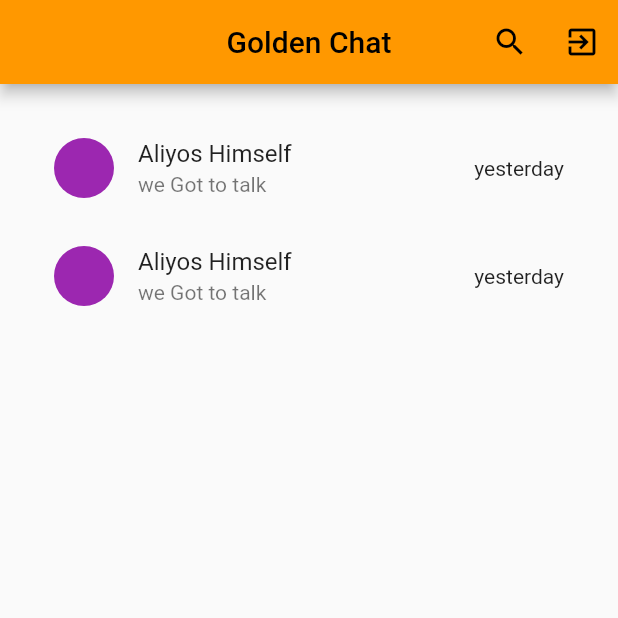
After one commit to aliyukabir1/golden-talk, a Flutter app: the HomeScreen screen opened directly, on a phone screen of 412 x 824 dp, the top half of it. The commit adds this screen. Run offline on Flutter 3.47's test engine with Material 2 defaults, Android fonts, the phone set to English and light mode, and no system bars; our stand-ins replace cloud_firestore, email_validator, firebase_auth, firebase_core, fluttertoast; accounts and stored records are empty.

Commit message:
splash screen and begins home

```diff
--- a/lib/main.dart
+++ b/lib/main.dart
@@ -1,9 +1,8 @@
 import 'package:chat_app/providers/auth_provider.dart';
+import 'package:chat_app/screens/splash/splash.dart';
 import 'package:firebase_core/firebase_core.dart';
 import 'package:flutter/material.dart';
 import 'package:provider/provider.dart';
-
-import 'screens/auth/pages/login_page.dart';
 
 void main() async {
   WidgetsFlutterBinding.ensureInitialized();
@@ -28,7 +27,7 @@ class MyApp extends StatelessWidget {
           theme: ThemeData(
             primarySwatch: Colors.orange,
           ),
-          home: const LoginScreen()),
+          home: const SplashScreen()),
     );
   }
 }
--- a/lib/screens/auth/pages/signup_page.dart
+++ b/lib/screens/auth/pages/signup_page.dart
@@ -26,6 +26,7 @@ class SignUpPage extends StatelessWidget {
               mainAxisAlignment: MainAxisAlignment.center,
               crossAxisAlignment: CrossAxisAlignment.center,
               children: [
+                SizedBox(height: MediaQuery.of(context).size.height * 0.2),
                 const Center(
                   child: Text(
                     'Welcome to Aliyos Chat',
@@ -73,6 +74,7 @@ class SignUpPage extends StatelessWidget {
                 CustomButton(
                   name: 'Sign Up',
                   onTap: () async {
+                    FocusManager.instance.primaryFocus?.unfocus();
                     if (_signUpFormKey.currentState!.validate()) {
                       await authProvider.signUp(
                           email: _emailController.text,
--- /dev/null
+++ b/lib/screens/home/home_screen.dart
@@ -0,0 +1,50 @@
+import 'package:chat_app/providers/auth_provider.dart';
+import 'package:chat_app/screens/auth/pages/login_page.dart';
+import 'package:flutter/material.dart';
+import 'package:provider/provider.dart';
+
+class HomeScreen extends StatelessWidget {
+  const HomeScreen({Key? key}) : super(key: key);
+
+  @override
+  Widget build(BuildContext context) {
+    return Scaffold(
+      appBar: AppBar(
+        title: const Text('Golden Chat'),
+        centerTitle: true,
+        actions: [
+          IconButton(onPressed: () {}, icon: const Icon(Icons.search)),
+          IconButton(
+              onPressed: () async {
+                await context.read<AuthProvider>().signOut();
+                Navigator.pushReplacement(
+                    context,
+                    MaterialPageRoute(
+                        builder: (context) => const LoginScreen()));
+              },
+              icon: const Icon(Icons.exit_to_app))
+        ],
+      ),
+      body: SingleChildScrollView(
+          child: Padding(
+        padding: const EdgeInsets.all(20),
+        child: Column(
+          children: const [
+            ListTile(
+              leading: CircleAvatar(backgroundColor: Colors.purple),
+              title: Text('Aliyos Himself'),
+              subtitle: Text('we Got to talk'),
+              trailing: Text('yesterday'),
+            ),
+            ListTile(
+              leading: CircleAvatar(backgroundColor: Colors.purple),
+              title: Text('Aliyos Himself'),
+              subtitle: Text('we Got to talk'),
+              trailing: Text('yesterday'),
+            ),
+          ],
+        ),
+      )),
+    );
+  }
+}
```
Also changed, not shown: lib/models/user.dart (added, +50 -0 lines), lib/providers/auth_provider.dart (+14 -2 lines), lib/screens/auth/pages/login_page.dart (+6 -3 lines), lib/screens/splash/splash.dart (renamed from lib/screens/splash/presentation/pages/splash.dart, +22 -0 lines).
